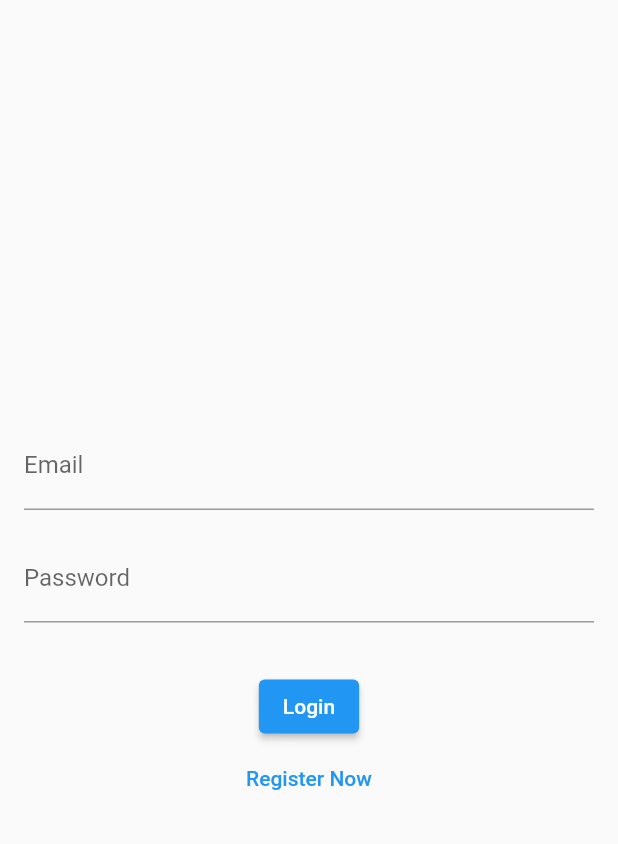
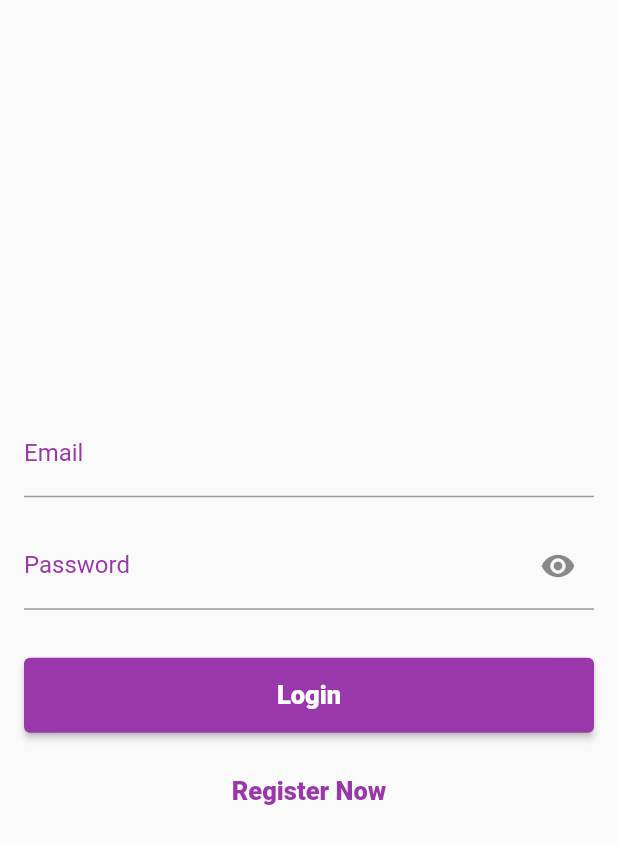
Before and after one commit to jasimrazi/Event-Lister, a Flutter app: the LoginPage screen opened directly, on a phone screen of 412 x 824 dp. Shown: the top 844 px of the screen. Run offline on Flutter 3.47's test engine with Material 2 defaults, Android fonts, the light colour scheme and no system bars; our stand-ins replace firebase_auth, firebase_core, google_fonts; missing offline and left inert: dart:ffi; accounts and stored records are empty; network calls fail.

Commit message:
login page change

```diff
--- a/lib/pages/loginpage.dart
+++ b/lib/pages/loginpage.dart
@@ -1,3 +1,6 @@
+import 'dart:ffi';
+import 'dart:ui';
+
 import 'package:eventlister/pages/signuppage.dart';
 import 'package:firebase_auth/firebase_auth.dart';
 import 'package:flutter/material.dart';
@@ -47,17 +50,31 @@ class _LoginPageState extends State<LoginPage> {
           mainAxisAlignment: MainAxisAlignment.center,
           children: <Widget>[
             TextField(
+              style: TextStyle(color: Color.fromARGB(255, 154, 56, 171)),
               controller: emailController,
               decoration: InputDecoration(
                   labelText: 'Email',
-              ),
+                  labelStyle:
+                      TextStyle(color: Color.fromARGB(255, 154, 56, 171)),
+                  focusedBorder: UnderlineInputBorder(
+                      borderSide: BorderSide(
+                          color: Color.fromARGB(255, 154, 56, 171)))),
             ),
             SizedBox(height: 16.0),
             TextField(
+              style: TextStyle(color: Color.fromARGB(255, 154, 56, 171)),
               controller: passwordController,
               obscureText: true,
               decoration: InputDecoration(
                   labelText: 'Password',
+                  labelStyle:
+                      TextStyle(color: Color.fromARGB(255, 154, 56, 171)),
+                  focusedBorder: UnderlineInputBorder(
+                      borderSide:
+                          BorderSide(color: Color.fromARGB(255, 154, 56, 171))),
+                  suffixIcon: new Icon(Icons.remove_red_eye,
+
+                  ),
                   ),
             ),
             SizedBox(height: 8.0),
@@ -66,19 +83,47 @@ class _LoginPageState extends State<LoginPage> {
                 errorMessage!,
                 style: TextStyle(color: Colors.red),
               ),
-            SizedBox(height: 24.0),
-            ElevatedButton(
+            SizedBox(
+              height: 24.0,
+            ),
+            Container(
+              width: MediaQuery.of(context).size.width,
+              height: 50,
+              child: ElevatedButton(
                 onPressed: () {
                   signIn();
                 },
-              child: Text('Login'),
+                style: ButtonStyle(
+                  backgroundColor: MaterialStateProperty.all<Color>(
+                    Color.fromARGB(255, 154, 56, 171),
+                  ),
+                ),
+                child: Text('Login',
+                    style: TextStyle(
+                      fontWeight: FontWeight.w900,
+                      fontSize: 17,
+                    )),
+              ),
+            ),
+            SizedBox(
+              height: 15.0,
             ),
             TextButton(
                 onPressed: () {
                   Navigator.push(context,
                       MaterialPageRoute(builder: (context) => SignUp()));
                 },
-                child: Text('Register Now'))
+                style: ButtonStyle(
+                    foregroundColor: MaterialStateProperty.all<Color>(
+                  Color.fromARGB(255, 154, 56, 171),
+                )),
+                child: Text(
+                  'Register Now',
+                  style: TextStyle(
+                    fontWeight: FontWeight.w900,
+                    fontSize: 17,
+                  ),
+                )),
           ],
         ),
       ),
```
Lines whose indentation alone changed are shown as unchanged.
